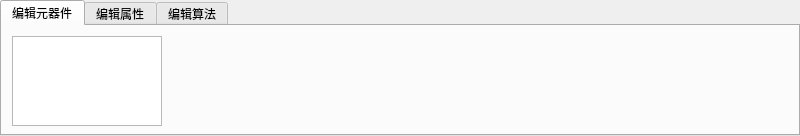
The window that DataModule/DataEditor.ui (chuandongxu/AOI) describes before a commit, drawn with Qt 5.
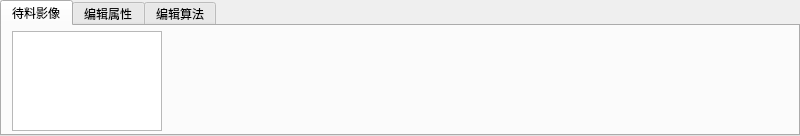
The same window after the commit.

Diff of the .ui file:
```diff
--- a/DataModule/DataEditor.ui
+++ b/DataModule/DataEditor.ui
@@ -30,15 +30,15 @@
    </property>
    <widget class="QWidget" name="tab">
     <attribute name="title">
-     <string>编辑元器件</string>
+     <string>待料影像</string>
     </attribute>
     <widget class="QGraphicsView" name="graphicsView">
      <property name="geometry">
       <rect>
        <x>10</x>
-       <y>10</y>
+       <y>5</y>
        <width>150</width>
-       <height>90</height>
+       <height>100</height>
       </rect>
      </property>
     </widget>
```
Left out of the diff: 2 changed lines with no effect on the pictures.
